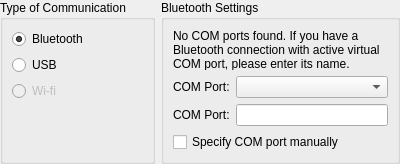
The window that plugins/robots/interpreters/ev3KitInterpreter/src/ev3AdditionalPreferences.ui (qreal/qreal) describes before a commit, drawn with Qt 5.
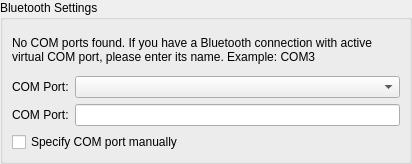
The same window after the commit.

Commit message: Added 2D model for EV3 (with NXT display emulator for now); Real robot model splitted to USB and Bluetooth ones.

```diff
--- a/plugins/robots/interpreters/ev3KitInterpreter/src/ev3AdditionalPreferences.ui
+++ b/plugins/robots/interpreters/ev3KitInterpreter/src/ev3AdditionalPreferences.ui
@@ -6,7 +6,7 @@
    <rect>
     <x>0</x>
     <y>0</y>
-    <width>400</width>
+    <width>412</width>
     <height>164</height>
    </rect>
   </property>
@@ -26,54 +26,6 @@
    <property name="bottomMargin">
     <number>0</number>
    </property>
-   <item>
-    <widget class="QGroupBox" name="communicationTypeGroupBox">
-     <property name="title">
-      <string>Type of Communication</string>
-     </property>
-     <layout class="QFormLayout" name="formLayout_6">
-      <property name="fieldGrowthPolicy">
-       <enum>QFormLayout::AllNonFixedFieldsGrow</enum>
-      </property>
-      <item row="0" column="0">
-       <widget class="QRadioButton" name="bluetoothRadioButton">
-        <property name="text">
-         <string>Bluetooth</string>
-        </property>
-        <property name="checked">
-         <bool>true</bool>
-        </property>
-       </widget>
-      </item>
-      <item row="1" column="0">
-       <widget class="QRadioButton" name="usbRadioButton">
-        <property name="enabled">
-         <bool>true</bool>
-        </property>
-        <property name="text">
-         <string>USB</string>
-        </property>
-        <property name="checkable">
-         <bool>true</bool>
-        </property>
-       </widget>
-      </item>
-      <item row="2" column="0">
-       <widget class="QRadioButton" name="wifiRadioButton">
-        <property name="enabled">
-         <bool>false</bool>
-        </property>
-        <property name="text">
-         <string>Wi-fi</string>
-        </property>
-        <property name="checkable">
-         <bool>false</bool>
-        </property>
-       </widget>
-      </item>
-     </layout>
-    </widget>
-   </item>
    <item>
     <widget class="QGroupBox" name="bluetoothSettingsGroupBox">
      <property name="title">
```
The commit also changes 43 other files.
